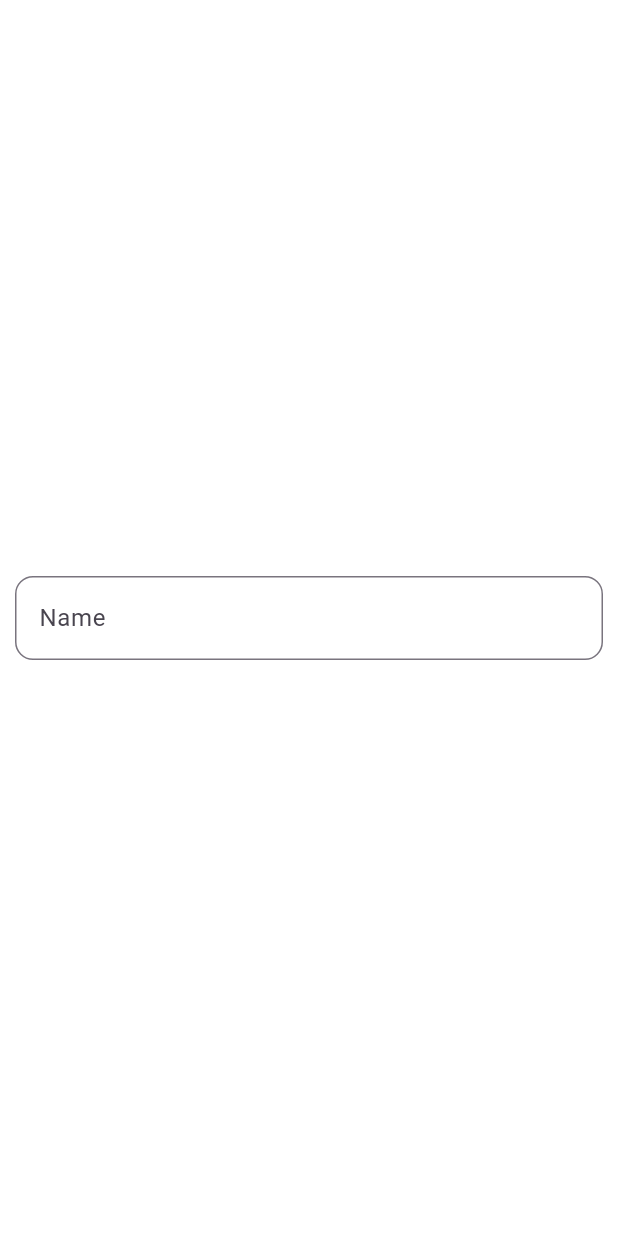
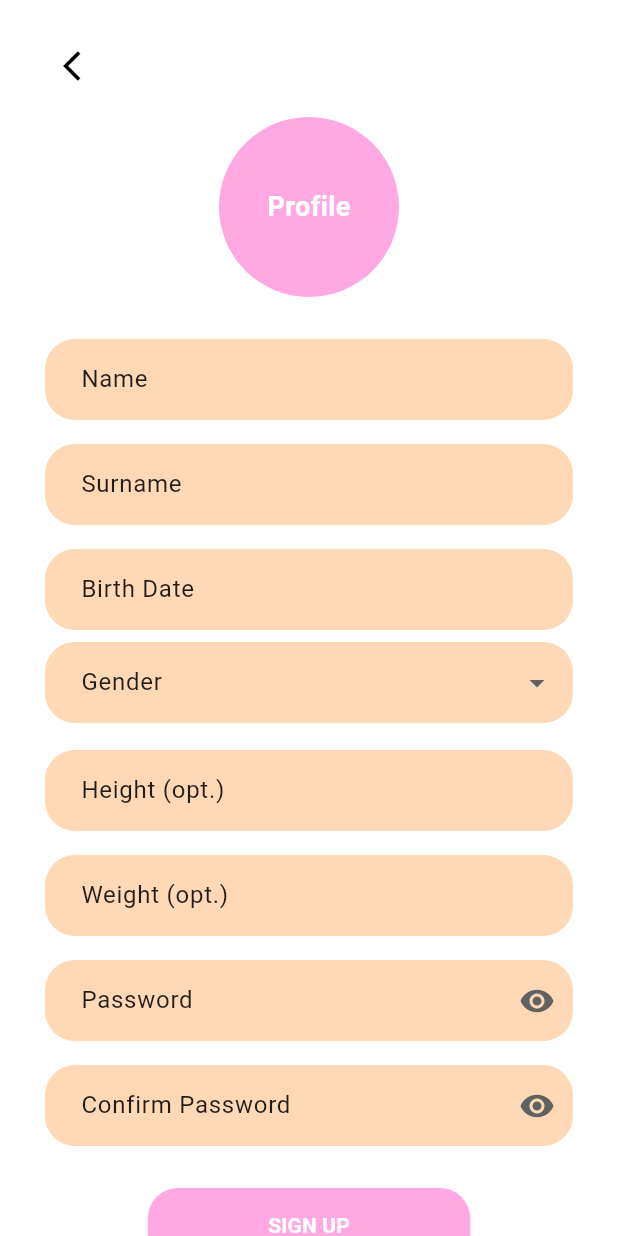
Before and after one commit to Elifsudeozmen/se380gymprojectt, a Flutter app: the screen it shows after launch, on a phone screen of 412 x 824 dp. Run offline on Flutter 3.47's test engine with Material 3 defaults, Android fonts, the phone set to English and light mode, and no system bars; our stand-ins replace easy_localization.

Commit message:
creating profile page and creating file system

```diff
--- /dev/null
+++ b/lib/_lib/features/profile_page/presentation/profile_page.dart
@@ -0,0 +1,70 @@
+import 'package:flutter/material.dart';
+import 'widgets/profile_avatar.dart';
+import 'widgets/profile_textfield.dart';
+import 'widgets/password_field.dart';
+import 'widgets/signup_button.dart';
+
+class ProfilePage extends StatelessWidget {
+  const ProfilePage({super.key});
+
+  @override
+  Widget build(BuildContext context) {
+    return Scaffold(
+      backgroundColor: Colors.white,
+      body: SafeArea(
+        child: SingleChildScrollView(
+          child: Padding(
+            padding: const EdgeInsets.symmetric(horizontal: 30.0, vertical: 20.0),
+            child: Column(
+              crossAxisAlignment: CrossAxisAlignment.center,
+              children: [
+                Align(
+                  alignment: Alignment.centerLeft,
+                  child: IconButton(
+                    onPressed: () {},
+                    icon: const Icon(Icons.arrow_back_ios, color: Colors.black),
+                  ),
+                ),
+                const SizedBox(height: 10),
+                const ProfileAvatar(),
+                const SizedBox(height: 20),
+
+                const ProfileTextField(label: "Name"),
+                const ProfileTextField(label: "Surname"),
+                const ProfileTextField(label: "Birth Date"),
+
+                DropdownButtonFormField<String>(
+                  decoration: InputDecoration(
+                    labelText: "Gender",
+                    labelStyle: const TextStyle(color: Colors.black87),
+                    filled: true,
+                    fillColor: const Color(0xFFFFD8B5),
+                    border: OutlineInputBorder(
+                      borderRadius: BorderRadius.circular(20),
+                      borderSide: BorderSide.none,
+                    ),
+                    contentPadding: const EdgeInsets.symmetric(horizontal: 20, vertical: 15),
+                  ),
+                  items: const [
+                    DropdownMenuItem(value: "Male", child: Text("Male")),
+                    DropdownMenuItem(value: "Female", child: Text("Female")),
+                    DropdownMenuItem(value: "Other", child: Text("Other")),
+                  ],
+                  onChanged: (value) {},
+                ),
+
+                const SizedBox(height: 10),
+                const ProfileTextField(label: "Height (opt.)"),
+                const ProfileTextField(label: "Weight (opt.)"),
+                const PasswordField(label: "Password"),
+                const PasswordField(label: "Confirm Password"),
+                const SizedBox(height: 20),
+                const SignUpButton(),
+              ],
+            ),
+          ),
+        ),
+      ),
+    );
+  }
+}
--- /dev/null
+++ b/lib/_lib/features/profile_page/presentation/widgets/password_field.dart
@@ -0,0 +1,56 @@
+import 'package:flutter/material.dart';
+// şimdii stateful widget yapmamızın sebebi şifrenin görünür olup olmama durumunu tutacak bir değişken (state) olması gerekiyor
+class PasswordField extends StatefulWidget {
+  // labelı dışarıdan alıyoruz
+  final String label;
+
+  const PasswordField({super.key, required this.label});
+// bu stateful widgetın stateini oluşturuyoruz bu olması gereken bir şey stateful widgetlarda yani bu sınıf,widgetın içindeki değişiklikleri kontrol eden bölüm
+  @override
+  State<PasswordField> createState() => _PasswordFieldState();
+}
+// _ bu private anlamına gelir sadece bu dosyada kullanılabilir demek
+class _PasswordFieldState extends State<PasswordField> {
+  bool _isVisible = false; // Şifrenin görünür olup olmadığını tutan değişken false yani gizli başlıyor
+
+//setState ile bu değişkenin değerini değiştirebiliyoruz ve widget yeniden çiziliyor
+  @override
+  Widget build(BuildContext context) {
+    // padding ile üstten alttan 8 lik boşluk ekledim
+    return Padding(
+      padding: const EdgeInsets.symmetric(vertical: 8.0),
+
+      child: TextField(
+        // _isVisible true ise şifre görünür olacak, false ise gizli kalacak _isVisible = false → obscureText: true → şifre gizlenir._isVisible = true → obscureText: false → şifre görünür.
+        obscureText: !_isVisible,
+
+        decoration: InputDecoration(
+          // widget.label ile widgetın içindeki labela erişiyoruz yani dışardan verilen label
+          labelText: widget.label,
+          labelStyle: const TextStyle(color: Colors.black87),
+          // Sağ taraftaki göz simgesi ıconbutton ile yapıyoruz tıklanabilir olması için suffix te sona gelmesi için
+          suffixIcon: IconButton(
+            icon: Icon(
+              _isVisible ? Icons.visibility_off : Icons.visibility,
+              color: Colors.grey[700],
+            ),
+            onPressed: () {
+              setState(() {
+                _isVisible = !_isVisible;
+              });
+            },
+          ),
+          filled: true,
+          fillColor: const Color(0xFFFFD8B5),
+
+          border: OutlineInputBorder(
+            borderRadius: BorderRadius.circular(20),//köşeleri oval yap
+            borderSide: BorderSide.none,// kenarlık çizgisi yok
+          ),
+          // içeriğin textfieldın içinde nasıl konumlanacağını ayarlıyoruz Yani yazı 20 piksel sağdan soldan, 15 piksel yukarıdan aşağıdan boşlukla yerleşir.
+          contentPadding: const EdgeInsets.symmetric(horizontal: 20, vertical: 15),
+        ),
+      ),
+    );
+  }
+}
--- /dev/null
+++ b/lib/_lib/features/profile_page/presentation/widgets/profile_avatar.dart
@@ -0,0 +1,33 @@
+import 'package:flutter/material.dart';
+
+// sadece tasarım olacağı için stateful widget yapmaya gerek yok hiçbir değişken (state) yok
+class ProfileAvatar extends StatelessWidget {
+  const ProfileAvatar({super.key});
+
+  @override
+  Widget build(BuildContext context) {
+    //daire şeklinde bir avatar olsun diye container kullandım
+    return Container(
+      width: 120,
+      height: 120,
+      // daire şekli ve arka plan rengini decoration ile ayarlıyorum BoxDecoration ile
+      decoration: const BoxDecoration(
+        color: Color.fromARGB(255, 255, 168, 225),
+        //containerı daire şekline sokmak için noralde dikdörtgen olur ama burada shape ile  tam daire yaptık
+        shape: BoxShape.circle,
+      ),
+      //dairenin ortasında "Profile" yazısı olacak
+      child: const Center(
+        child: Text(
+          "Profile",
+          style: TextStyle(
+            fontSize: 18,
+            // yazıyı kalın yaptım
+            fontWeight: FontWeight.bold,
+            color: Colors.white,
+          ),
+        ),
+      ),
+    );
+  }
+}
--- /dev/null
+++ b/lib/_lib/features/profile_page/presentation/widgets/profile_textfield.dart
@@ -0,0 +1,33 @@
+import 'package:flutter/material.dart';
+
+class ProfileTextField extends StatelessWidget {
+  //bu her profiletextfield oluşturulduğunda hangi etiketin yazılacağını belirler name password gibi finalde sonra değiştirilemeyecği anlamına geliyor
+  final String label;
+// required ile bu parametrenin mutlaka verilmesi gerektiğini belirtiyoruz
+  const ProfileTextField({super.key, required this.label});
+
+  @override
+  Widget build(BuildContext context) {
+    // her textfield arasında biraz boşluk olması için padding ekledim üstten ve alttan 8
+    return Padding(
+      padding: const EdgeInsets.symmetric(vertical: 8.0),
+      child: TextField(
+        // textfieldın dekorasyonunu ayarlıyoruz InputDecoration ile InputDecoration, label, arka plan rengi, kenarlık, padding gibi ayarları içerir.
+        decoration: InputDecoration(
+          // labelText artık üstte sabit olarak görünecek
+          labelText: label,
+          labelStyle: const TextStyle(color: Colors.black87),
+          //  filledler ile arka plan rengini ayarlıyoruz
+          filled: true, // arka planı doldur
+          fillColor: const Color(0xFFFFD8B5),
+          border: OutlineInputBorder(
+            borderRadius: BorderRadius.circular(20),// kenarlık köşelerini yuvarlatıyoruz
+            borderSide: BorderSide.none, // kenarlık çizgisi yok
+          ),
+          // içeriğin textfieldın içinde nasıl konumlanacağını ayarlıyoruz Yani yazı 20 piksel sağdan soldan, 15 piksel yukarıdan aşağıdan boşlukla yerleşir.
+          contentPadding: const EdgeInsets.symmetric(horizontal: 20, vertical: 15),
+        ),
+      ),
+    );
+  }
+}
--- /dev/null
+++ b/lib/_lib/features/profile_page/presentation/widgets/signup_button.dart
@@ -0,0 +1,26 @@
+import 'package:flutter/material.dart';
+//signupbutton adında yeni bir widget tanımladık
+class SignUpButton extends StatelessWidget {
+  const SignUpButton({super.key});
+
+  @override
+  Widget build(BuildContext context) {
+    return ElevatedButton(
+      onPressed: () {},
+      style: ElevatedButton.styleFrom(
+        backgroundColor: const Color(0xFFFFA8E1),
+        shape: RoundedRectangleBorder(
+          borderRadius: BorderRadius.circular(20),
+        ),
+        padding: const EdgeInsets.symmetric(horizontal: 80, vertical: 15),
+      ),
+      child: const Text(
+        "SIGN UP",
+        style: TextStyle(
+          fontWeight: FontWeight.bold,
+          color: Colors.white,
+        ),
+      ),
+    );
+  }
+}
--- a/lib/main.dart
+++ b/lib/main.dart
@@ -1,4 +1,4 @@
-import 'package:flutter/material.dart';
+/*import 'package:flutter/material.dart';
 
 void main() {
   runApp(const MyApp());
@@ -100,4 +100,23 @@ class _MyHomePageState extends State<MyHomePage> {
       ),
     );
   }
+}*/
+import 'package:flutter/material.dart';
+import 'package:gymproject/_lib/features/profile_page/presentation/profile_page.dart';
+
+void main() {
+  runApp(const MyApp());
 }
+
+class MyApp extends StatelessWidget {
+  const MyApp({super.key});
+
+  @override
+  Widget build(BuildContext context) {
+    return MaterialApp(
+      title: 'Profile Page',
+      debugShowCheckedModeBanner: false,
+      home: const ProfilePage(),
+    );
+  }
+}
```
